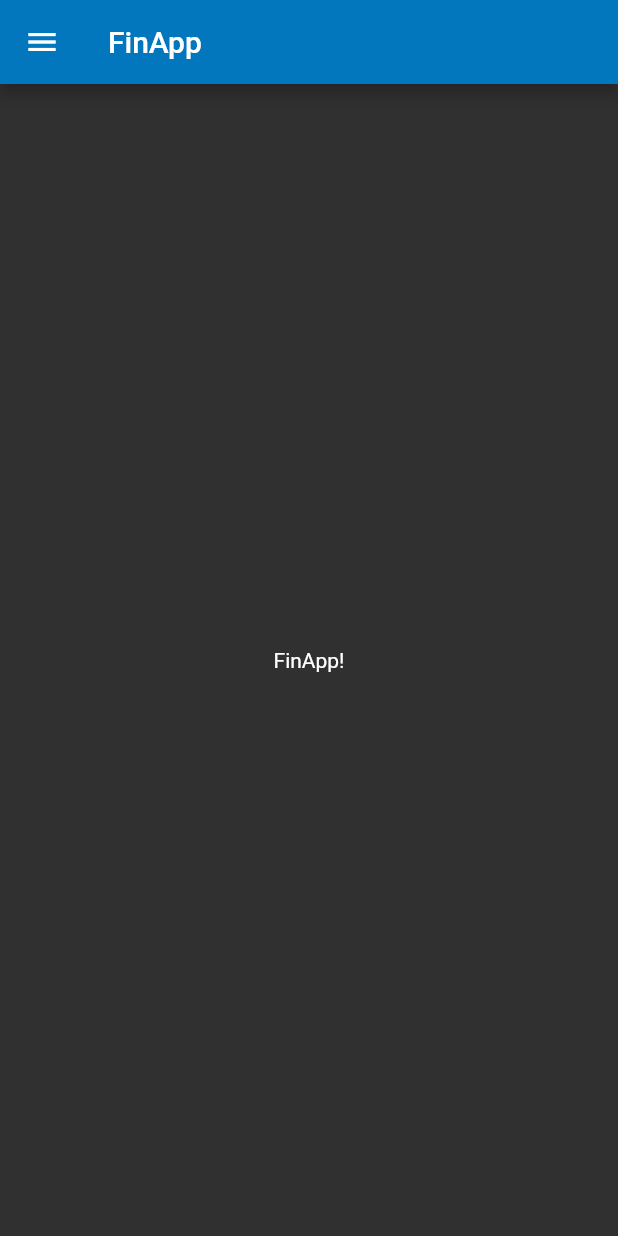
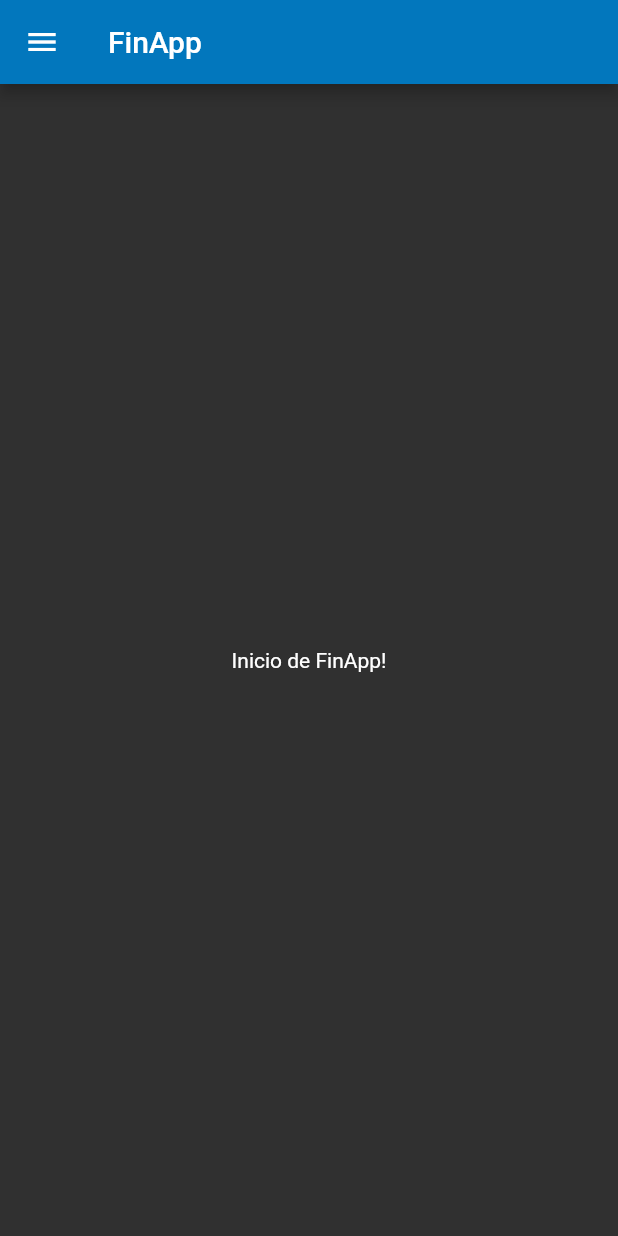
Before and after one commit to CARDONALUIS/AppFinanzasPersonales, a Flutter app: the screen it shows after launch, on a phone screen of 412 x 824 dp. Run offline on Flutter 3.47's test engine with Material 2 defaults, Android fonts, the phone set to English and light mode, and no system bars; Roboto replaces fonts that are missing (Georgia, Hind).

Commit message:
Actualizacion de titulo
Actualizacion de titulo

```diff
--- a/appfinanzaspersonales/lib/main.dart
+++ b/appfinanzaspersonales/lib/main.dart
@@ -40,7 +40,7 @@ class MyHomePage extends StatelessWidget {
   Widget build(BuildContext context) {
     return Scaffold(
       appBar: AppBar(title: Text(title)),
-      body: Center(child: Text('FinApp!')),
+      body: Center(child: Text('Inicio de FinApp!')),
       drawer: Drawer(
         // Add a ListView to the drawer. This ensures the user can scroll
         // through the options in the drawer if there isn't enough vertical
```
